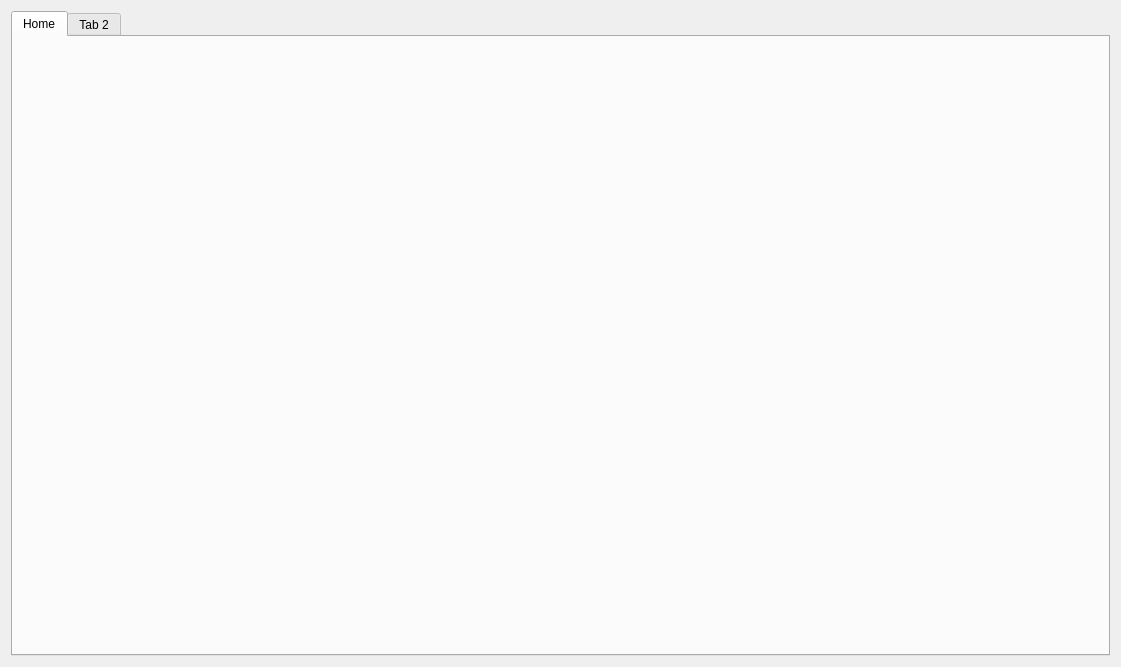
Above: Jobs-of-SoftwareEngineer/Codeing/Scut/course.ui from CSLP/CPP before the change. Below: the same form after it.
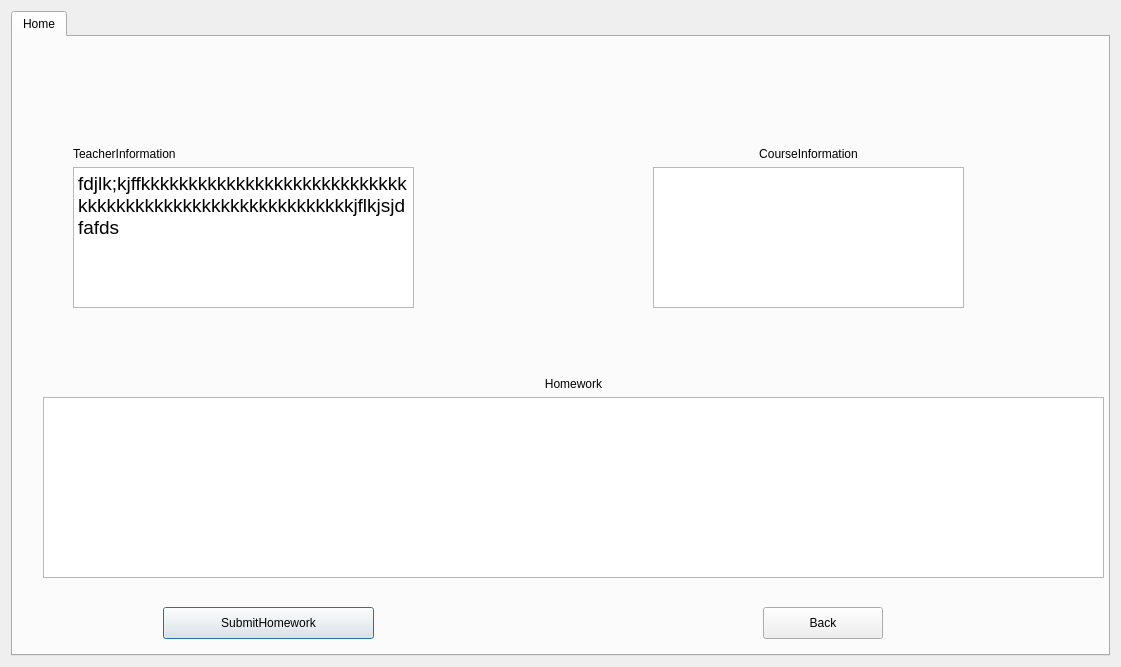
That is the form after the change. The open tabs and pages were chosen to show the change.

Diff of the .ui file:
```diff
--- a/Jobs-of-SoftwareEngineer/Codeing/Scut/course.ui
+++ b/Jobs-of-SoftwareEngineer/Codeing/Scut/course.ui
@@ -23,11 +23,112 @@
       <attribute name="title">
        <string>Home</string>
       </attribute>
-     </widget>
-     <widget class="QWidget" name="tab_2">
-      <attribute name="title">
-       <string>Tab 2</string>
-      </attribute>
+      <widget class="QWidget" name="verticalLayoutWidget">
+       <property name="geometry">
+        <rect>
+         <x>60</x>
+         <y>110</y>
+         <width>341</width>
+         <height>161</height>
+        </rect>
+       </property>
+       <layout class="QVBoxLayout" name="verticalLayout">
+        <item>
+         <widget class="QLabel" name="label">
+          <property name="text">
+           <string>TeacherInformation</string>
+          </property>
+         </widget>
+        </item>
+        <item>
+         <widget class="QTextBrowser" name="textBrowser">
+          <property name="html">
+           <string>&lt;!DOCTYPE HTML PUBLIC &quot;-//W3C//DTD HTML 4.0//EN&quot; &quot;http://www.w3.org/TR/REC-html40/strict.dtd&quot;&gt;
+&lt;html&gt;&lt;head&gt;&lt;meta name=&quot;qrichtext&quot; content=&quot;1&quot; /&gt;&lt;style type=&quot;text/css&quot;&gt;
+p, li { white-space: pre-wrap; }
+&lt;/style&gt;&lt;/head&gt;&lt;body style=&quot; font-family:'Ubuntu'; font-size:14pt; font-weight:400; font-style:normal;&quot;&gt;
+&lt;p style=&quot; margin-top:0px; margin-bottom:0px; margin-left:0px; margin-right:0px; -qt-block-indent:0; text-indent:0px;&quot;&gt;fdjlk;kjffkkkkkkkkkkkkkkkkkkkkkkkkkkkkkkkkkkkkkkkkkkkkkkkkkkkkkkkkkjflkjsjdfafds&lt;/p&gt;&lt;/body&gt;&lt;/html&gt;</string>
+          </property>
+         </widget>
+        </item>
+       </layout>
+      </widget>
+      <widget class="QWidget" name="verticalLayoutWidget_2">
+       <property name="geometry">
+        <rect>
+         <x>640</x>
+         <y>110</y>
+         <width>311</width>
+         <height>161</height>
+        </rect>
+       </property>
+       <layout class="QVBoxLayout" name="verticalLayout_2">
+        <item>
+         <widget class="QLabel" name="label_2">
+          <property name="text">
+           <string>CourseInformation</string>
+          </property>
+          <property name="alignment">
+           <set>Qt::AlignCenter</set>
+          </property>
+         </widget>
+        </item>
+        <item>
+         <widget class="QTextBrowser" name="textBrowser_2"/>
+        </item>
+       </layout>
+      </widget>
+      <widget class="QWidget" name="verticalLayoutWidget_3">
+       <property name="geometry">
+        <rect>
+         <x>30</x>
+         <y>340</y>
+         <width>1061</width>
+         <height>201</height>
+        </rect>
+       </property>
+       <layout class="QVBoxLayout" name="verticalLayout_3">
+        <item>
+         <widget class="QLabel" name="label_3">
+          <property name="text">
+           <string>Homework</string>
+          </property>
+          <property name="alignment">
+           <set>Qt::AlignCenter</set>
+          </property>
+         </widget>
+        </item>
+        <item>
+         <widget class="QTextBrowser" name="textBrowser_3"/>
+        </item>
+       </layout>
+      </widget>
+      <widget class="QPushButton" name="submitPushButton">
+       <property name="geometry">
+        <rect>
+         <x>150</x>
+         <y>570</y>
+         <width>211</width>
+         <height>32</height>
+        </rect>
+       </property>
+       <property name="text">
+        <string>SubmitHomework</string>
+       </property>
+      </widget>
+      <widget class="QPushButton" name="backPushButton">
+       <property name="geometry">
+        <rect>
+         <x>750</x>
+         <y>570</y>
+         <width>120</width>
+         <height>32</height>
+        </rect>
+       </property>
+       <property name="text">
+        <string>Back</string>
+       </property>
+      </widget>
      </widget>
     </widget>
    </item>
```
Left out of the diff: 2 changed lines with no effect on the pictures.
